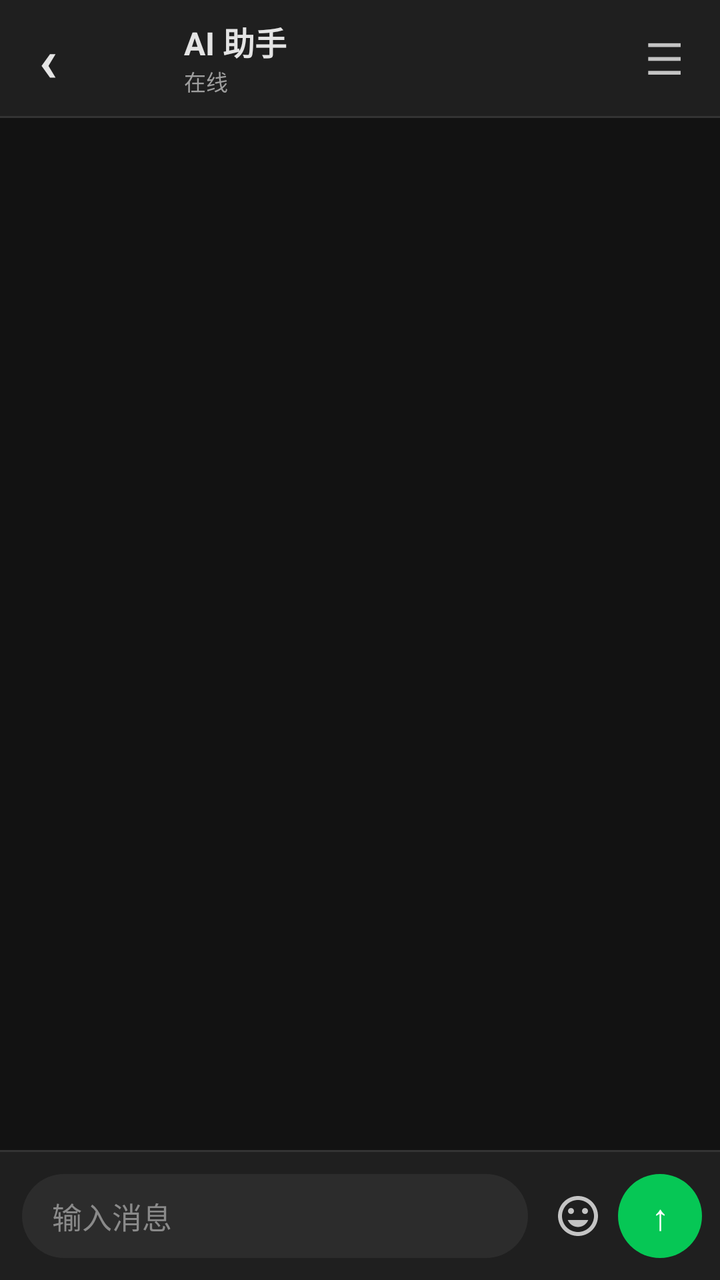
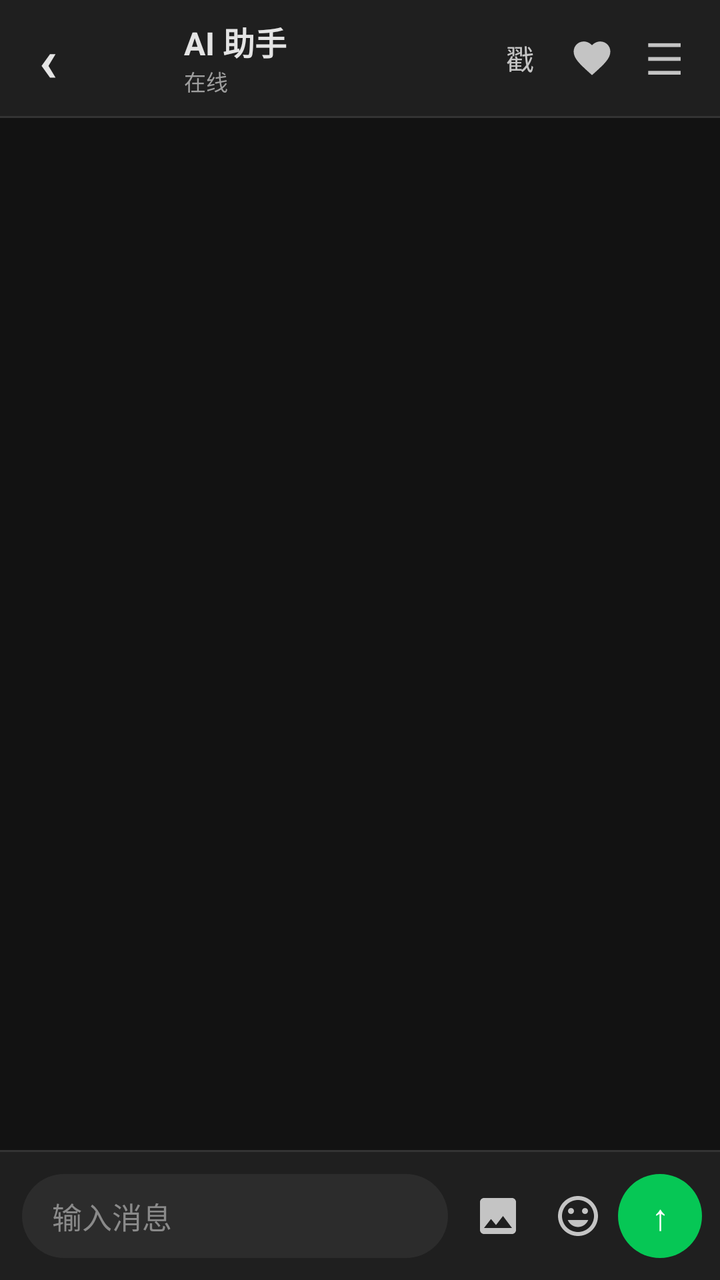

Before-and-after screenshots of an Android layout around one commit, followed by the original layout XML and the change that was made.
<!-- AndroidManifest.xml: application theme Theme.AiChat -->
<!-- res/layout/activity_main.xml -->
<?xml version="1.0" encoding="utf-8"?>
<FrameLayout xmlns:android="http://schemas.android.com/apk/res/android"
    android:layout_width="match_parent"
    android:layout_height="match_parent"
    android:background="@color/bg_screen">

    
    <ImageView
        android:id="@+id/backgroundImage"
        android:layout_width="match_parent"
        android:layout_height="match_parent"
        android:scaleType="centerCrop"
        android:visibility="gone" />

    
    <View
        android:id="@+id/backgroundScrim"
        android:layout_width="match_parent"
        android:layout_height="match_parent"
        android:background="@color/scrim"
        android:visibility="gone" />

    <LinearLayout
        android:layout_width="match_parent"
        android:layout_height="match_parent"
        android:orientation="vertical">

        
        <LinearLayout
            android:layout_width="match_parent"
            android:layout_height="58dp"
            android:background="@color/bg_bar"
            android:orientation="horizontal"
            android:gravity="center_vertical"
            android:paddingStart="6dp"
            android:paddingEnd="10dp">

            
            <TextView
                android:id="@+id/btnBack"
                android:layout_width="36dp"
                android:layout_height="44dp"
                android:text="‹"
                android:textSize="30sp"
                android:textColor="@color/text_primary"
                android:gravity="center"
                android:textStyle="bold" />

            
            <ImageView
                android:id="@+id/headerAvatar"
                android:layout_width="38dp"
                android:layout_height="38dp"
                android:layout_marginStart="2dp"
                android:layout_marginEnd="10dp"
                android:contentDescription="AI" />

            
            <LinearLayout
                android:layout_width="0dp"
                android:layout_height="wrap_content"
                android:layout_weight="1"
                android:orientation="vertical">

                <TextView
                    android:id="@+id/headerName"
                    android:layout_width="match_parent"
                    android:layout_height="wrap_content"
                    android:text="AI 助手"
                    android:textSize="16sp"
                    android:textStyle="bold"
                    android:textColor="@color/text_primary"
                    android:singleLine="true"
                    android:ellipsize="end" />

                <TextView
                    android:id="@+id/headerStatus"
                    android:layout_width="match_parent"
                    android:layout_height="wrap_content"
                    android:text="在线"
                    android:textSize="11sp"
                    android:textColor="@color/text_secondary"
                    android:singleLine="true"
                    android:ellipsize="end" />
            </LinearLayout>

            
            <TextView
                android:id="@+id/btnMenu"
                android:layout_width="36dp"
                android:layout_height="44dp"
                android:text="☰"
                android:textSize="22sp"
                android:textColor="@color/icon_tint"
                android:gravity="center" />
        </LinearLayout>

        
        <View
            android:layout_width="match_parent"
            android:layout_height="1dp"
            android:background="@color/divider" />

        
        <TextView
            android:id="@+id/dateLabel"
            android:layout_width="match_parent"
            android:layout_height="wrap_content"
            android:gravity="center"
            android:textColor="@color/date_text"
            android:textSize="11sp"
            android:paddingTop="5dp"
            android:paddingBottom="5dp" />

        
        <androidx.recyclerview.widget.RecyclerView
            android:id="@+id/recyclerView"
            android:layout_width="match_parent"
            android:layout_height="0dp"
            android:layout_weight="1"
            android:padding="13dp"
            android:clipToPadding="false" />

        
        <View
            android:layout_width="match_parent"
            android:layout_height="1dp"
            android:background="@color/divider" />

        
        <LinearLayout
            android:layout_width="match_parent"
            android:layout_height="64dp"
            android:background="@color/bg_bar"
            android:orientation="horizontal"
            android:gravity="center_vertical"
            android:paddingStart="6dp"
            android:paddingEnd="9dp">

            
            <EditText
                android:id="@+id/inputMessage"
                android:layout_width="0dp"
                android:layout_height="wrap_content"
                android:layout_weight="1"
                android:layout_marginStart="5dp"
                android:layout_marginEnd="5dp"
                android:minHeight="42dp"
                android:hint="输入消息"
                android:background="@drawable/bg_input_round"
                android:paddingStart="15dp"
                android:paddingEnd="15dp"
                android:paddingTop="10dp"
                android:paddingBottom="10dp"
                android:gravity="center_vertical"
                android:inputType="textMultiLine"
                android:maxLines="4"
                android:textSize="15sp"
                android:textColor="@color/text_primary"
                android:textColorHint="@color/input_hint" />

            
            <ImageButton
                android:id="@+id/btnToolSmile"
                android:layout_width="40dp"
                android:layout_height="44dp"
                android:background="@android:color/transparent"
                android:contentDescription="表情"
                android:padding="8dp"
                android:scaleType="fitCenter"
                android:src="@drawable/ic_smile"
                android:tint="@color/icon_tint" />

            
            <TextView
                android:id="@+id/btnSend"
                android:layout_width="42dp"
                android:layout_height="42dp"
                android:text="↑"
                android:textSize="18sp"
                android:textColor="#FFFFFF"
                android:gravity="center"
                android:background="@drawable/bg_send_circle" />
        </LinearLayout>

    </LinearLayout>
</FrameLayout>
<!-- resources referenced by this layout -->
<resources>
  <color name="bg_bar">#1F1F1F</color>
  <color name="bg_screen">#121212</color>
  <color name="date_text">#8A8A8A</color>
  <color name="divider">#333333</color>
  <color name="icon_tint">#C4C4C4</color>
  <color name="input_hint">#8A8A8A</color>
  <color name="scrim">#66000000</color>
  <color name="text_primary">#E4E4E4</color>
  <color name="text_secondary">#9E9E9E</color>
  <!-- drawable bg_input_round (drawable) -->
  <shape xmlns:android="http://schemas.android.com/apk/res/android" android:shape="rectangle">
      <solid android:color="@color/input_bg" />
      <corners android:radius="21dp" />
  </shape>
  <!-- drawable bg_send_circle (drawable) -->
  <shape xmlns:android="http://schemas.android.com/apk/res/android" android:shape="oval">
      <solid android:color="#06C755" />
  </shape>
  <!-- drawable ic_smile (drawable) -->
  <?xml version="1.0" encoding="utf-8"?>
  <vector xmlns:android="http://schemas.android.com/apk/res/android"
      android:width="24dp"
      android:height="24dp"
      android:viewportWidth="24"
      android:viewportHeight="24">
  
      
      <path
          android:fillColor="#555555"
          android:pathData="M11.99,2C6.47,2 2,6.48 2,12s4.47,10 9.99,10C17.52,22 22,17.52 22,12S17.52,2 11.99,2zM12,20c-4.42,0 -8,-3.58 -8,-8s3.58,-8 8,-8 8,3.58 8,8 -3.58,8 -8,8zM15.5,11c0.83,0 1.5,-0.67 1.5,-1.5S16.33,8 15.5,8 14,8.67 14,9.5s0.67,1.5 1.5,1.5zM8.5,11c0.83,0 1.5,-0.67 1.5,-1.5S9.33,8 8.5,8 7,8.67 7,9.5 7.67,11 8.5,11zM12,17.5c2.33,0 4.31,-1.46 5.11,-3.5H6.89c0.8,2.04 2.78,3.5 5.11,3.5z" />
  </vector>
  <color name="input_bg">#2C2C2C</color>
  <color name="primary">#06C755</color>
  <color name="primary_dark">#049D45</color>
  <color name="on_primary">#FFFFFF</color>
  <color name="secondary">#4A8B6C</color>
  <color name="secondary_dark">#3A6F55</color>
  <color name="on_secondary">#FFFFFF</color>
  <color name="error">#B3261E</color>
  <color name="on_error">#FFFFFF</color>
  <color name="background">#121212</color>
  <color name="surface">#1F1F1F</color>
  <!-- unchanged entries left out for length: 1 -->
</resources>

<!-- the commit's change to res/layout/activity_main.xml (unified diff, before → after) -->
@@ -84,6 +84,26 @@
                     android:ellipsize="end" />
             </LinearLayout>
 
+            <TextView
+                android:id="@+id/btnPoke"
+                android:layout_width="36dp"
+                android:layout_height="44dp"
+                android:text="戳"
+                android:textSize="14sp"
+                android:textColor="@color/icon_tint"
+                android:gravity="center" />
+
+            <ImageButton
+                android:id="@+id/btnLove"
+                android:layout_width="36dp"
+                android:layout_height="44dp"
+                android:background="@android:color/transparent"
+                android:contentDescription="情侣空间"
+                android:padding="7dp"
+                android:scaleType="fitCenter"
+                android:src="@drawable/ic_heart"
+                android:tint="@color/icon_tint" />
+
             
             <TextView
                 android:id="@+id/btnMenu"
@@ -113,19 +133,87 @@
             android:paddingBottom="5dp" />
 
         
-        <androidx.recyclerview.widget.RecyclerView
-            android:id="@+id/recyclerView"
+        <FrameLayout
+            android:id="@+id/chatArea"
             android:layout_width="match_parent"
             android:layout_height="0dp"
-            android:layout_weight="1"
-            android:padding="13dp"
-            android:clipToPadding="false" />
+            android:layout_weight="1">
+
+            <androidx.recyclerview.widget.RecyclerView
+                android:id="@+id/recyclerView"
+                android:layout_width="match_parent"
+                android:layout_height="match_parent"
+                android:padding="13dp"
+                android:clipToPadding="false" />
+
+            <View
+                android:id="@+id/centerDim"
+                android:layout_width="match_parent"
+                android:layout_height="match_parent"
+                android:background="#59000000"
+                android:visibility="gone" />
+
+            <TextView
+                android:id="@+id/centerToast"
+                android:layout_width="wrap_content"
+                android:layout_height="wrap_content"
+                android:layout_gravity="center"
+                android:background="@drawable/bg_center_toast"
+                android:paddingStart="18dp"
+                android:paddingEnd="18dp"
+                android:paddingTop="8dp"
+                android:paddingBottom="8dp"
+                android:textColor="@color/on_surface"
+                android:textSize="13sp"
+                android:visibility="gone" />
+        </FrameLayout>
 
         
         <View
             android:layout_width="match_parent"
             android:layout_height="1dp"
             android:background="@color/divider" />
+
+        <LinearLayout
+            android:id="@+id/imagePreviewBar"
+            android:layout_width="match_parent"
+            android:layout_height="wrap_content"
+            android:orientation="horizontal"
+            android:gravity="center_vertical"
+            android:paddingStart="10dp"
+            android:paddingEnd="10dp"
+            android:paddingTop="6dp"
+            android:paddingBottom="6dp"
+            android:background="@color/bg_bar"
+            android:visibility="gone">
+
+            <ImageView
+                android:id="@+id/imagePreviewThumb"
+                android:layout_width="48dp"
+                android:layout_height="48dp"
+                android:scaleType="centerCrop"
+                android:contentDescription="预览" />
+
+            <TextView
+                android:layout_width="0dp"
+                android:layout_height="wrap_content"
+                android:layout_weight="1"
+                android:layout_marginStart="10dp"
+                android:text="按下按钮发送，可添加文字一块发送"
+                android:textSize="12sp"
+                android:textColor="@color/text_secondary" />
+
+            <ImageButton
+                android:id="@+id/btnRemoveImage"
+                android:layout_width="32dp"
+                android:layout_height="32dp"
+                android:background="@android:color/transparent"
+                android:contentDescription="移除"
+                android:padding="5dp"
+                android:scaleType="fitCenter"
+                android:src="@drawable/ic_close"
+                android:tint="@color/icon_tint" />
+        </LinearLayout>
 
         
         <LinearLayout
@@ -161,6 +249,17 @@
 
             
             <ImageButton
+                android:id="@+id/btnImage"
+                android:layout_width="40dp"
+                android:layout_height="44dp"
+                android:background="@android:color/transparent"
+                android:contentDescription="图片"
+                android:padding="8dp"
+                android:scaleType="fitCenter"
+                android:src="@drawable/ic_image"
+                android:tint="@color/icon_tint" />
+
+            <ImageButton
                 android:id="@+id/btnToolSmile"
                 android:layout_width="40dp"
                 android:layout_height="44dp"
<!-- resource entries referenced after the edit -->
@@ -6,9 +6,19 @@
   <color name="divider">#333333</color>
   <color name="icon_tint">#C4C4C4</color>
   <color name="input_hint">#8A8A8A</color>
+  <color name="on_surface">#E4E4E4</color>
   <color name="scrim">#66000000</color>
   <color name="text_primary">#E4E4E4</color>
   <color name="text_secondary">#9E9E9E</color>
+  <!-- drawable bg_center_toast (drawable) -->
+  <?xml version="1.0" encoding="utf-8"?>
+  <shape xmlns:android="http://schemas.android.com/apk/res/android" android:shape="rectangle">
+      <solid android:color="#E6323232" />
+      <corners android:radius="18dp" />
+      <stroke
+          android:width="1dp"
+          android:color="#4D9E9E9E" />
+  </shape>
   <!-- drawable bg_input_round (drawable) -->
   <shape xmlns:android="http://schemas.android.com/apk/res/android" android:shape="rectangle">
       <solid android:color="@color/input_bg" />
@@ -18,6 +28,36 @@
   <shape xmlns:android="http://schemas.android.com/apk/res/android" android:shape="oval">
       <solid android:color="#06C755" />
   </shape>
+  <!-- drawable ic_close (drawable) -->
+  <vector xmlns:android="http://schemas.android.com/apk/res/android"
+      android:width="24dp"
+      android:height="24dp"
+      android:viewportWidth="24"
+      android:viewportHeight="24">
+      <path
+          android:fillColor="#000000"
+          android:pathData="M19,6.41L17.59,5 12,10.59 6.41,5 5,6.41 10.59,12 5,17.59 6.41,19 12,13.41 17.59,19 19,17.59 13.41,12z" />
+  </vector>
+  <!-- drawable ic_heart (drawable) -->
+  <vector xmlns:android="http://schemas.android.com/apk/res/android"
+      android:width="24dp"
+      android:height="24dp"
+      android:viewportWidth="24"
+      android:viewportHeight="24">
+      <path
+          android:fillColor="#000000"
+          android:pathData="M12,21.35l-1.45,-1.32C5.4,15.36 2,12.28 2,8.5 2,5.42 4.42,3 7.5,3c1.74,0 3.41,0.81 4.5,2.09C13.09,3.81 14.76,3 16.5,3 19.58,3 22,5.42 22,8.5c0,3.78 -3.4,6.86 -8.55,11.54L12,21.35z" />
+  </vector>
+  <!-- drawable ic_image (drawable) -->
+  <vector xmlns:android="http://schemas.android.com/apk/res/android"
+      android:width="24dp"
+      android:height="24dp"
+      android:viewportWidth="24"
+      android:viewportHeight="24">
+      <path
+          android:fillColor="#000000"
+          android:pathData="M21,19V5c0,-1.1 -0.9,-2 -2,-2H5c-1.1,0 -2,0.9 -2,2v14c0,1.1 0.9,2 2,2h14c1.1,0 2,-0.9 2,-2zM8.5,13.5l2.5,3.01L14.5,12l4.5,6H5l3.5,-4.5z" />
+  </vector>
   <!-- drawable ic_smile (drawable) -->
   <?xml version="1.0" encoding="utf-8"?>
   <vector xmlns:android="http://schemas.android.com/apk/res/android"
